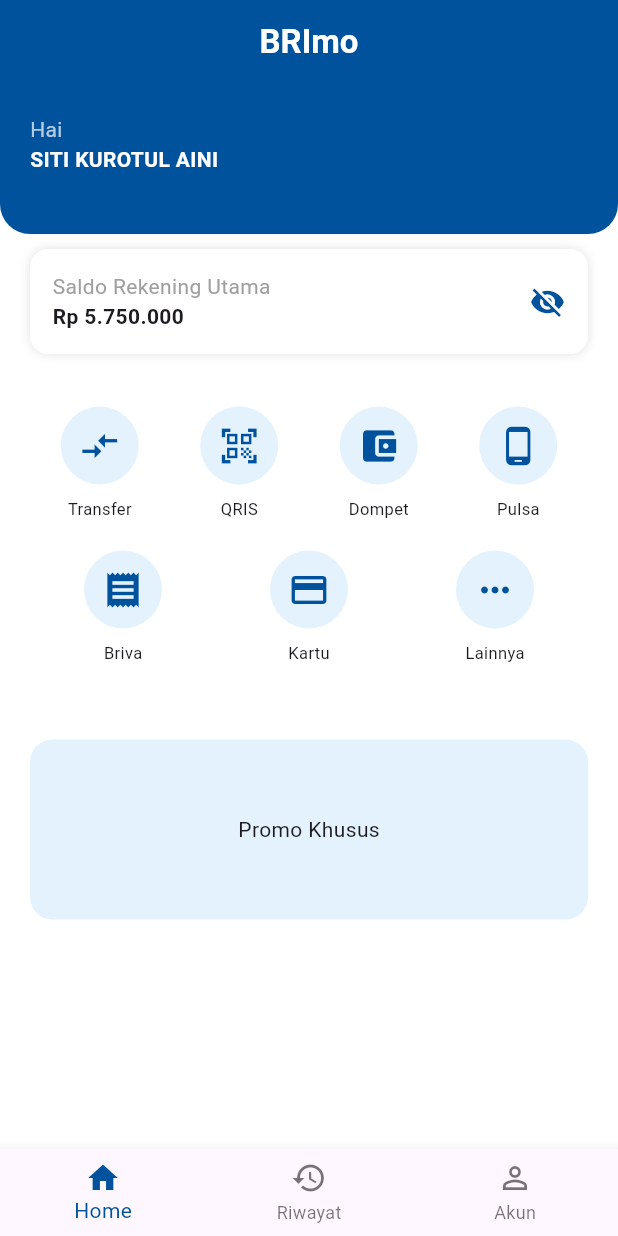
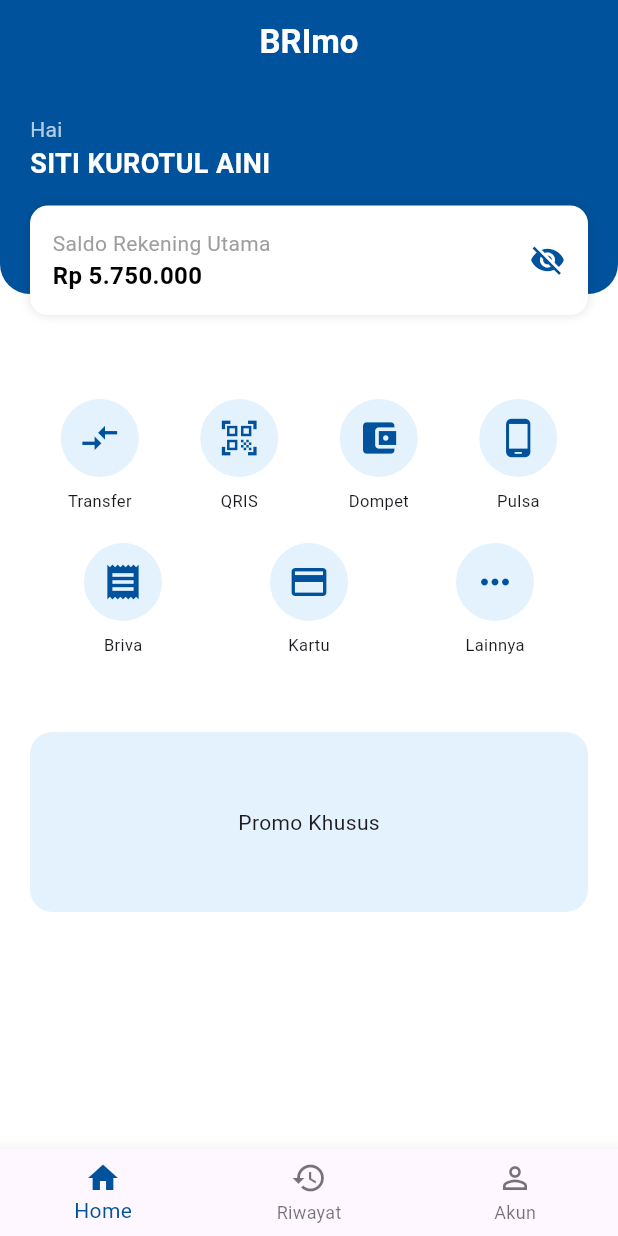
Before and after one commit to kurotulaini17/uts_mobile_banking, a Flutter app: the screen it shows after launch, on a phone screen of 412 x 824 dp. Run offline on Flutter 3.47's test engine with Material 3 defaults, Android fonts, the phone set to English and light mode, and no system bars.

Commit message:
Fix:Menata posisi saldo menggunakan Positioned dan merapikan layout

```diff
--- a/lib/main.dart
+++ b/lib/main.dart
@@ -42,7 +42,7 @@
               clipBehavior: Clip.none,
               children: [
                 Container(
-                  height: 100,
+                  height: 140,
                   decoration: const BoxDecoration(
                     color: Color(0xFF00529C),
                     borderRadius: BorderRadius.only(
@@ -51,8 +51,10 @@
                     ),
                   ),
                 ),
-                Padding(
-                  padding: const EdgeInsets.all(20),
+                Positioned(
+                  top: 20,
+                  left: 20,
+                  right: 20,
                   child: Column(
                     crossAxisAlignment: CrossAxisAlignment.start,
                     children: [
@@ -62,23 +64,19 @@
                         style: TextStyle(
                           color: Colors.white,
                           fontWeight: FontWeight.bold,
+                          fontSize: 18,
                         ),
                       ),
                       const SizedBox(height: 15),
-                    ],
-                  ),
-                ),
-              ],
-            ),
 
-            Padding(
-              padding: const EdgeInsets.symmetric(horizontal: 20, vertical: 10),
-              child: Container(
+                      Container(
                         padding: const EdgeInsets.all(15),
                         decoration: BoxDecoration(
                           color: Colors.white,
                           borderRadius: BorderRadius.circular(12),
-                  boxShadow: [BoxShadow(color: Colors.black12, blurRadius: 5)],
+                          boxShadow: [
+                            BoxShadow(color: Colors.black12, blurRadius: 5),
+                          ],
                         ),
                         child: Row(
                           mainAxisAlignment: MainAxisAlignment.spaceBetween,
@@ -92,17 +90,29 @@
                                 ),
                                 const Text(
                                   "Rp 5.750.000",
-                          style: TextStyle(fontWeight: FontWeight.bold),
+                                  style: TextStyle(
+                                    fontWeight: FontWeight.bold,
+                                    fontSize: 16,
+                                    color: Colors.black,
+                                  ),
                                 ),
                               ],
                             ),
-                    const Icon(Icons.visibility_off, color: Color(0xFF00529C)),
+                            const Icon(
+                              Icons.visibility_off,
+                              color: Color(0xFF00529C),
+                            ),
                           ],
                         ),
                       ),
+                    ],
+                  ),
+                ),
+              ],
             ),
 
-            const SizedBox(height: 25),
+            const SizedBox(height: 70),
+
             // Menu Grid
             Padding(
               padding: const EdgeInsets.symmetric(horizontal: 20),
```
Lines whose indentation alone changed are shown as unchanged.
